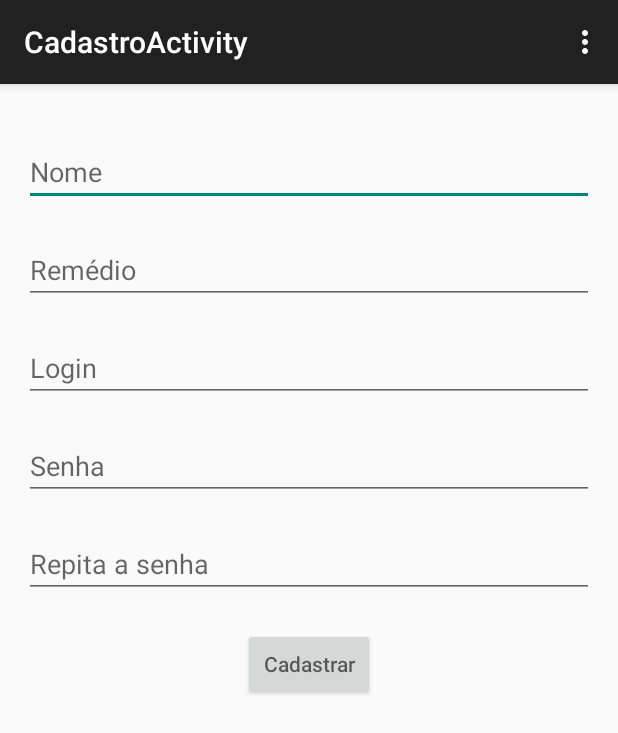
After one commit to AllanBorgees/ProjetoAlergia, an Android app: the CadastroActivity screen opened directly, with no data from a screen before it, on a phone screen of 412 x 824 dp. The commit adds this screen. Shown: the top 733 px of the screen. Run offline under Robolectric (Android 15) with nearby library versions, the phone set to English and light mode, and no system bars.

Commit message:
Projeto atualizado com novas classes e a tela cadastro pronta.

```diff
--- a/app/src/main/AndroidManifest.xml
+++ b/app/src/main/AndroidManifest.xml
@@ -20,6 +20,10 @@
             android:name=".gui.PesquisaActivity"
             android:label="@string/title_activity_pesquisa" >
         </activity>
+        <activity
+            android:name=".gui.CadastroActivity"
+            android:label="@string/title_activity_cadastro" >
+        </activity>
     </application>
 
 </manifest>
--- a/app/src/main/java/mpoo/ufrpe/projetoalergia/dominio/Usuario.java
+++ b/app/src/main/java/mpoo/ufrpe/projetoalergia/dominio/dominioPessoa/Usuario.java
@@ -1,4 +1,4 @@
-package mpoo.ufrpe.projetoalergia.dominio;
+package mpoo.ufrpe.projetoalergia.dominio.dominioPessoa;
 
 public class Usuario {
 
--- /dev/null
+++ b/app/src/main/java/mpoo/ufrpe/projetoalergia/gui/CadastroActivity.java
@@ -0,0 +1,39 @@
+package mpoo.ufrpe.projetoalergia.gui;
+
+import android.support.v7.app.AppCompatActivity;
+import android.os.Bundle;
+import android.view.Menu;
+import android.view.MenuItem;
+
+import mpoo.ufrpe.projetoalergia.R;
+
+public class CadastroActivity extends AppCompatActivity {
+
+    @Override
+    protected void onCreate(Bundle savedInstanceState) {
+        super.onCreate(savedInstanceState);
+        setContentView(R.layout.activity_cadastro);
+    }
+
+    @Override
+    public boolean onCreateOptionsMenu(Menu menu) {
+        // Inflate the menu; this adds items to the action bar if it is present.
+        getMenuInflater().inflate(R.menu.menu_cadastro, menu);
+        return true;
+    }
+
+    @Override
+    public boolean onOptionsItemSelected(MenuItem item) {
+        // Handle action bar item clicks here. The action bar will
+        // automatically handle clicks on the Home/Up button, so long
+        // as you specify a parent activity in AndroidManifest.xml.
+        int id = item.getItemId();
+
+        //noinspection SimplifiableIfStatement
+        if (id == R.id.action_settings) {
+            return true;
+        }
+
+        return super.onOptionsItemSelected(item);
+    }
+}
--- /dev/null
+++ b/app/src/main/res/layout/activity_cadastro.xml
@@ -0,0 +1,68 @@
+<RelativeLayout xmlns:android="http://schemas.android.com/apk/res/android"
+    xmlns:tools="http://schemas.android.com/tools" android:layout_width="match_parent"
+    android:layout_height="match_parent" android:paddingLeft="@dimen/activity_horizontal_margin"
+    android:paddingRight="@dimen/activity_horizontal_margin"
+    android:paddingTop="@dimen/activity_vertical_margin"
+    android:paddingBottom="@dimen/activity_vertical_margin"
+    tools:context="mpoo.ufrpe.projetoalergia.gui.CadastroActivity">
+
+
+    <EditText
+        android:layout_width="match_parent"
+        android:layout_height="wrap_content"
+        android:hint="Nome"
+        android:singleLine="true"
+        android:layout_marginTop="20dp"
+        android:id="@+id/edtNomePessoa"/>
+
+    <EditText
+        android:layout_width="match_parent"
+        android:layout_height="wrap_content"
+        android:hint="Remédio"
+        android:singleLine="true"
+        android:layout_below="@id/edtNomePessoa"
+        android:layout_marginTop="20dp"
+        android:id="@+id/edtRemedio"/>
+
+    <EditText
+        android:layout_width="match_parent"
+        android:layout_height="wrap_content"
+        android:layout_below="@id/edtRemedio"
+        android:singleLine="true"
+        android:id="@+id/edtLoginCadastro"
+        android:layout_marginTop="20dp"
+        android:hint="Login"/>
+
+    <EditText
+        android:layout_width="match_parent"
+        android:password="true"
+        android:layout_height="wrap_content"
+        android:id="@+id/edtSenhaCadastro"
+        android:singleLine="true"
+        android:layout_below="@id/edtLoginCadastro"
+        android:layout_marginTop="20dp"
+        android:hint="Senha"/>
+
+    <EditText
+        android:layout_width="match_parent"
+        android:password="true"
+        android:layout_height="wrap_content"
+        android:id="@+id/edtConfirmarSenhaCadastro"
+        android:singleLine="true"
+        android:layout_below="@id/edtSenhaCadastro"
+        android:layout_marginTop="20dp"
+        android:hint="Repita a senha"/>
+
+
+    <Button
+        android:layout_width="wrap_content"
+        android:layout_height="wrap_content"
+        android:layout_below="@id/edtConfirmarSenhaCadastro"
+        android:hint="Cadastrar"
+        android:layout_centerHorizontal="true"
+        android:layout_marginTop="20dp"
+        android:id="@+id/btnCadastrarCadastro"/>
+
+
+
+</RelativeLayout>
--- /dev/null
+++ b/app/src/main/res/menu/menu_cadastro.xml
@@ -0,0 +1,7 @@
+<menu xmlns:android="http://schemas.android.com/apk/res/android"
+    xmlns:app="http://schemas.android.com/apk/res-auto"
+    xmlns:tools="http://schemas.android.com/tools"
+    tools:context="mpoo.ufrpe.projetoalergia.gui.CadastroActivity">
+    <item android:id="@+id/action_settings" android:title="@string/action_settings"
+        android:orderInCategory="100" app:showAsAction="never" />
+</menu>
--- a/app/src/main/res/values/strings.xml
+++ b/app/src/main/res/values/strings.xml
@@ -4,4 +4,5 @@
     <string name="hello_world">Hello world!</string>
     <string name="action_settings">Settings</string>
     <string name="title_activity_pesquisa">PesquisaActivity</string>
+    <string name="title_activity_cadastro">CadastroActivity</string>
 </resources>
```
Also changed, not shown: app/src/main/java/mpoo/ufrpe/projetoalergia/dao/RemedioDAO.java (added, +8 -0 lines), app/src/main/java/mpoo/ufrpe/projetoalergia/dao/UsuarioDAO.java (+16 -4 lines), app/src/main/java/mpoo/ufrpe/projetoalergia/dominio/dominioPessoa/Pessoa.java (added, +67 -0 lines), app/src/main/java/mpoo/ufrpe/projetoalergia/dominio/dominoRemedio/Componente.java (added, +27 -0 lines), app/src/main/java/mpoo/ufrpe/projetoalergia/dominio/dominoRemedio/Remedio.java (added, +28 -0 lines), app/src/main/java/mpoo/ufrpe/projetoalergia/negocio/RemedioNegocio.java (added, +7 -0 lines), app/src/main/java/mpoo/ufrpe/projetoalergia/negocio/UsuarioNegocio.java (+24 -3 lines).
